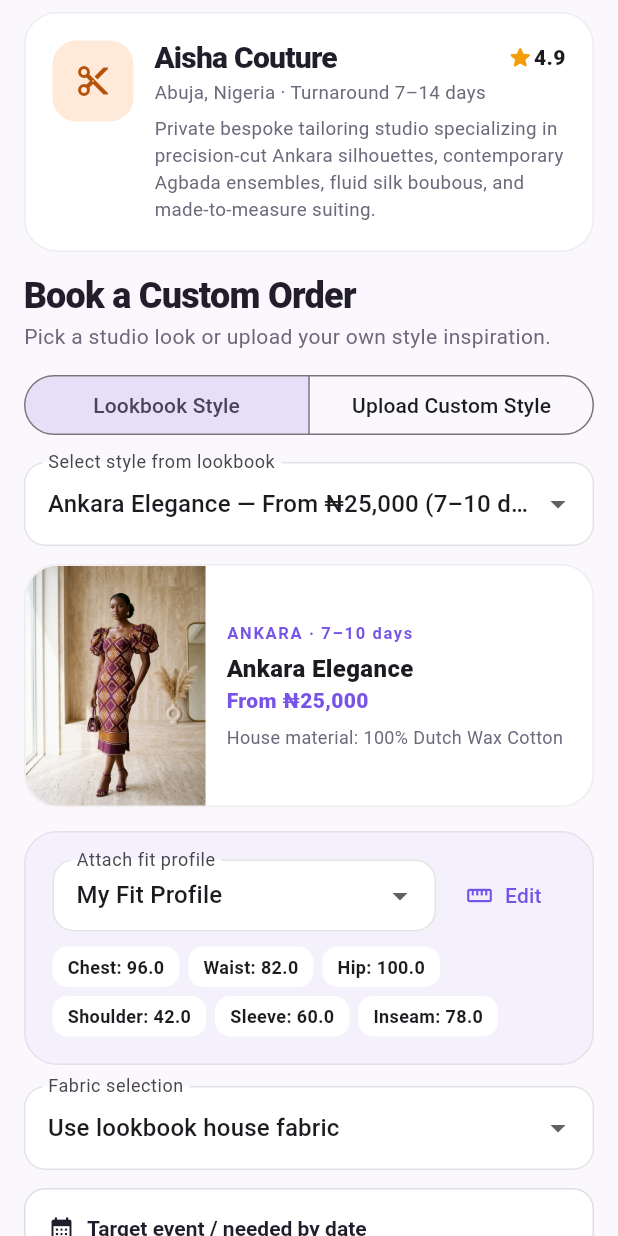
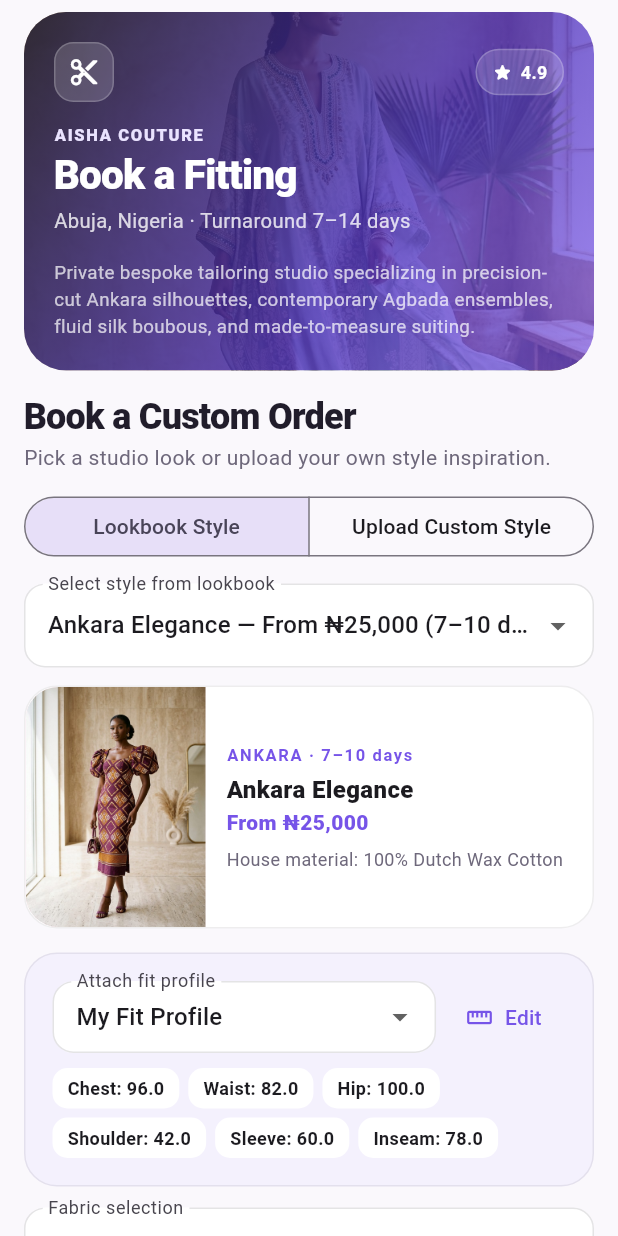
Before and after one commit to raphgm/truefit, a Flutter app: the BookScreen widget shown alone on an empty page, opened directly, on a phone screen of 412 x 824 dp. Run offline on Flutter 3.47's test engine with Material 3 defaults, Android fonts, the phone set to English and light mode, and no system bars; our stand-ins replace camera, image_picker, material_ui, shared_preferences; accounts and stored records are empty.

Commit message:
Header banner on every screen

```diff
--- a/mobile/lib/screens/book.dart
+++ b/mobile/lib/screens/book.dart
@@ -77,24 +77,12 @@ class _BookScreenState extends State<BookScreen> {
     final s = AppScope.of(context);
     final p = s.activeProfile;
     return ListView(padding: const EdgeInsets.fromLTRB(16, 8, 16, 28), children: [
-      // Studio header
-      card(child: Row(crossAxisAlignment: CrossAxisAlignment.start, children: [
-        Container(width: 54, height: 54, decoration: BoxDecoration(color: Color(houseAtelier.tint), borderRadius: BorderRadius.circular(16)),
-            child: const Icon(Icons.content_cut, color: amber)),
-        const SizedBox(width: 14),
-        Expanded(child: Column(crossAxisAlignment: CrossAxisAlignment.start, children: [
-          Row(children: [
-            Expanded(child: Text(houseAtelier.name, style: display(20))),
-            const Icon(Icons.star_rounded, color: Color(0xFFF59E0B), size: 18),
-            Text(houseAtelier.rating.toStringAsFixed(1), style: const TextStyle(fontWeight: FontWeight.w800)),
-          ]),
-          const SizedBox(height: 4),
-          Text('${houseAtelier.location} · Turnaround ${houseAtelier.turnaround}', style: const TextStyle(color: muted, fontSize: 12.5)),
-          const SizedBox(height: 6),
-          Text(houseAtelier.bio, style: const TextStyle(color: muted, fontSize: 12.5, height: 1.4)),
-        ])),
-      ])),
-      const SizedBox(height: 16),
+      // Banner
+      pageHeader('Book a Fitting', '${houseAtelier.location} · Turnaround ${houseAtelier.turnaround}',
+          image: 'assets/images/outfit_elegant_boubou.jpg', icon: Icons.content_cut, eyebrow: houseAtelier.name, inset: false,
+          trailing: bannerChip(Icons.star_rounded, houseAtelier.rating.toStringAsFixed(1)),
+          child: Text(houseAtelier.bio, style: TextStyle(color: Colors.white.withValues(alpha: 0.72), fontSize: 12.5, height: 1.4))),
+      const SizedBox(height: 4),
       Text('Book a Custom Order', style: display(24)),
       const SizedBox(height: 4),
       const Text('Pick a studio look or upload your own style inspiration.', style: TextStyle(color: muted)),
--- a/mobile/lib/screens/studio.dart
+++ b/mobile/lib/screens/studio.dart
@@ -113,7 +113,9 @@ class _StudioScreenState extends State<StudioScreen> {
     if (_pid != p.id) { _pid = p.id; height.text = p.heightCm.round().toString(); front = null; side = null; }
     final a = p.analysis;
     return ListView(padding: const EdgeInsets.only(bottom: 24), children: [
-      pageHeader('Fit Studio', 'Save named measurement profiles for yourself, group fittings, or family events.'),
+      pageHeader('Fit Studio', 'Save named measurement profiles for yourself, group fittings, or family events.',
+          image: 'assets/images/outfit_modern_agbada.jpg', icon: Icons.straighten, eyebrow: 'AI measurements',
+          trailing: bannerChip(Icons.person_outline, '${s.profiles.length} ${s.profiles.length == 1 ? 'profile' : 'profiles'}')),
       Padding(padding: const EdgeInsets.symmetric(horizontal: 16), child: SegmentedButton<bool>(
         segments: const [ButtonSegment(value: false, label: Text('Centimeters (cm)')), ButtonSegment(value: true, label: Text('Inches (in)'))],
         selected: {inches}, showSelectedIcon: false, onSelectionChanged: (v) => setState(() => inches = v.first),
--- a/mobile/lib/ui.dart
+++ b/mobile/lib/ui.dart
@@ -27,15 +27,46 @@ Widget card({required Widget child, EdgeInsets padding = const EdgeInsets.all(18
       child: child,
     );
 
-Widget pageHeader(String title, String subtitle, {Widget? trailing}) => Padding(
-      padding: const EdgeInsets.fromLTRB(20, 16, 20, 12),
-      child: Row(crossAxisAlignment: CrossAxisAlignment.start, children: [
-        Expanded(child: Column(crossAxisAlignment: CrossAxisAlignment.start, children: [
-          Text(title, style: display(28)),
-          const SizedBox(height: 6),
-          Text(subtitle, style: const TextStyle(color: muted, height: 1.4)),
-        ])),
-        ?trailing,
+/// Banner at the top of each screen: a studio photo under a purple gradient, an icon, the title,
+/// a short line and optional extra content (stats, a profile row).
+Widget pageHeader(String title, String subtitle, {required String image, required IconData icon, String? eyebrow,
+    Widget? trailing, Widget? child, Alignment focus = const Alignment(0, -0.3), bool inset = true}) => Padding(
+      padding: inset ? const EdgeInsets.fromLTRB(16, 8, 16, 14) : const EdgeInsets.only(bottom: 14),
+      child: ClipRRect(
+        borderRadius: BorderRadius.circular(28),
+        child: Stack(children: [
+          Positioned.fill(child: Image.asset(image, fit: BoxFit.cover, alignment: focus)),
+          const Positioned.fill(child: DecoratedBox(decoration: BoxDecoration(gradient: LinearGradient(
+            begin: Alignment.topLeft, end: Alignment.bottomRight,
+            colors: [Color(0xE6211D2B), Color(0xCC4B2FB8), Color(0xB37654E8)], stops: [0, 0.6, 1],
+          )))),
+          Padding(padding: const EdgeInsets.fromLTRB(20, 20, 20, 20), child: Column(crossAxisAlignment: CrossAxisAlignment.start, children: [
+            Row(children: [
+              Container(width: 40, height: 40, decoration: BoxDecoration(color: Colors.white.withValues(alpha: 0.16), borderRadius: BorderRadius.circular(13),
+                  border: Border.all(color: Colors.white.withValues(alpha: 0.2))), child: Icon(icon, color: Colors.white, size: 21)),
+              const Spacer(),
+              ?trailing,
+            ]),
+            const SizedBox(height: 14),
+            if (eyebrow != null) Padding(padding: const EdgeInsets.only(bottom: 4),
+                child: Text(eyebrow.toUpperCase(), style: const TextStyle(color: lavender, fontSize: 11, fontWeight: FontWeight.w800, letterSpacing: 1.1))),
+            Text(title, style: display(27, color: Colors.white)),
+            const SizedBox(height: 6),
+            Text(subtitle, style: TextStyle(color: Colors.white.withValues(alpha: 0.8), height: 1.4, fontSize: 13.5)),
+            if (child != null) ...[const SizedBox(height: 16), child],
+          ])),
+        ]),
+      ),
+    );
+
+/// A small frosted chip for banners (e.g. a rating or a count).
+Widget bannerChip(IconData icon, String text) => Container(
+      padding: const EdgeInsets.symmetric(horizontal: 10, vertical: 6),
+      decoration: BoxDecoration(color: Colors.white.withValues(alpha: 0.16), borderRadius: BorderRadius.circular(20),
+          border: Border.all(color: Colors.white.withValues(alpha: 0.2))),
+      child: Row(mainAxisSize: MainAxisSize.min, children: [
+        Icon(icon, size: 14, color: Colors.white), const SizedBox(width: 5),
+        Text(text, style: const TextStyle(color: Colors.white, fontSize: 12, fontWeight: FontWeight.w700)),
       ]),
     );
 
```
Also changed, not shown: mobile/lib/screens/orders.dart (+15 -23 lines), mobile/lib/screens/tailor_desk.dart (+3 -14 lines).
